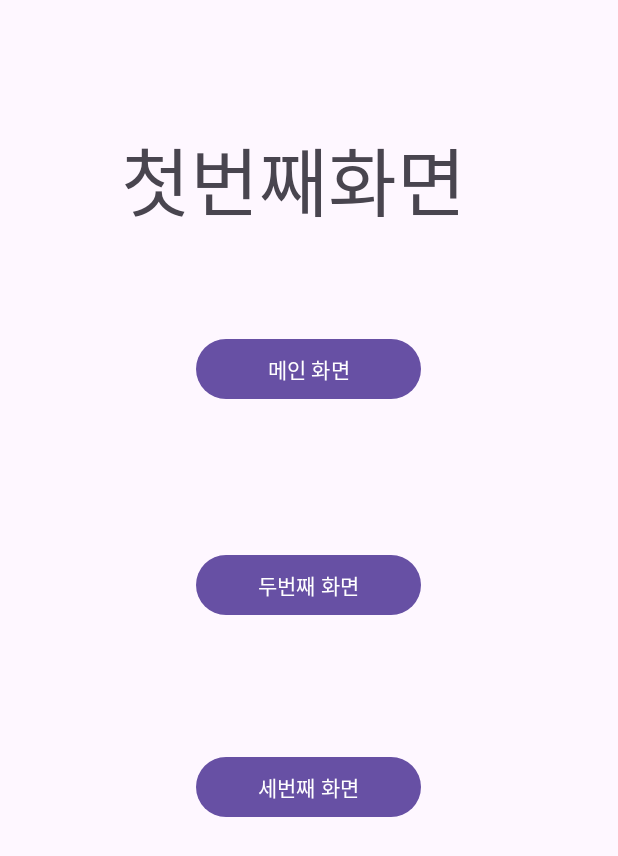
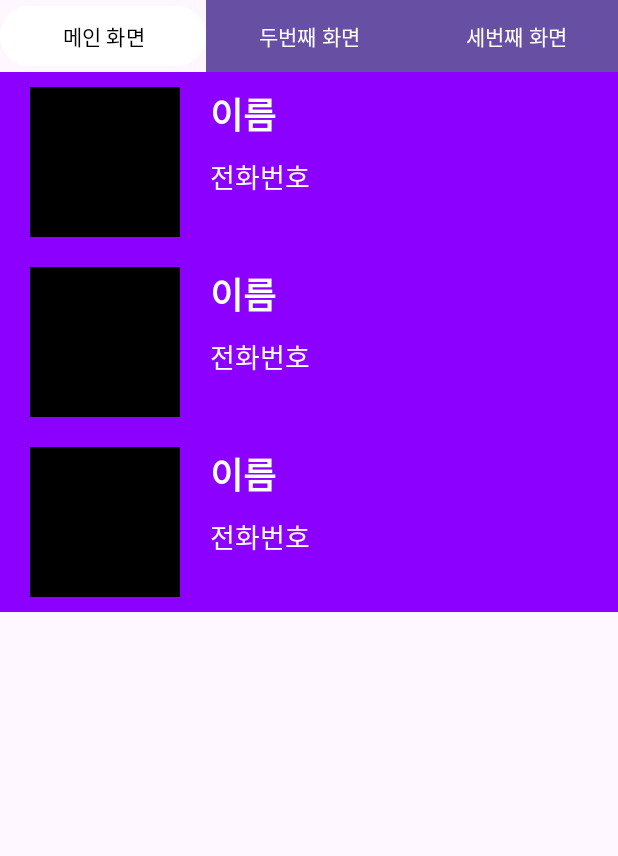
Before and after one commit to Jannare/madcamp_week1, an Android app: the layout activity_main.xml on its own in the app's theme, with its tools: preview values and no code run, on a phone screen of 412 x 824 dp. Shown: the top 856 px of the screen. Run offline under Robolectric (Android 15) with nearby library versions, the phone set to English and light mode, and no system bars.

Commit message:
[initial] 버튼으로 탭 / 연락처용 RecyclerView 구현 완료

```diff
--- a/app/build.gradle.kts
+++ b/app/build.gradle.kts
@@ -45,4 +45,6 @@
     testImplementation(libs.junit)
     androidTestImplementation(libs.androidx.junit)
     androidTestImplementation(libs.androidx.espresso.core)
+    implementation ("com.github.bumptech.glide:glide:4.12.0")
+    annotationProcessor ("com.github.bumptech.glide:compiler:4.12.0")
 }
--- a/app/src/main/java/com/example/week1/ThirdActivity.kt
+++ b/app/src/main/java/com/example/week1/ThirdActivity.kt
@@ -21,7 +21,7 @@
             startActivity(intent)
         }
         change21Button.setOnClickListener {
-            val intent = Intent(this, ThirdActivity::class.java)
+            val intent = Intent(this, MainActivity::class.java)
             intent.putExtra("number",number)
             startActivity(intent)
         }
--- /dev/null
+++ b/app/src/main/res/drawable/color_change.xml
@@ -0,0 +1,15 @@
+<?xml version="1.0" encoding="utf-8"?>
+<selector xmlns:android="http://schemas.android.com/apk/res/android">
+    <item android:state_enabled="false">
+        <shape>
+            <solid android:color="#0B59DF"></solid>
+            <corners android:radius="0dp"></corners>
+        </shape>
+    </item>
+    <item android:state_pressed="true">
+        <shape>
+            <solid android:color="#E8C854"></solid>
+            <corners android:radius="10dp"></corners>
+        </shape>
+    </item>
+</selector>
--- a/app/src/main/res/layout/activity_main.xml
+++ b/app/src/main/res/layout/activity_main.xml
@@ -1,62 +1,12 @@
 <?xml version="1.0" encoding="utf-8"?>
-<androidx.constraintlayout.widget.ConstraintLayout xmlns:android="http://schemas.android.com/apk/res/android"
+<androidx.constraintlayout.widget.ConstraintLayout
+    xmlns:android="http://schemas.android.com/apk/res/android"
     xmlns:app="http://schemas.android.com/apk/res-auto"
     xmlns:tools="http://schemas.android.com/tools"
     android:id="@+id/main"
     android:layout_width="match_parent"
     android:layout_height="match_parent"
     tools:context=".MainActivity">
-
-<!--    <TextView-->
-<!--        android:id="@+id/textView"-->
-<!--        android:layout_width="wrap_content"-->
-<!--        android:layout_height="wrap_content"-->
-<!--        android:text="Hello World!"-->
-<!--        app:layout_constraintBottom_toBottomOf="parent"-->
-<!--        app:layout_constraintEnd_toEndOf="parent"-->
-<!--        app:layout_constraintStart_toStartOf="parent"-->
-<!--        app:layout_constraintTop_toTopOf="parent" />-->
-
-<!--    <TextView-->
-<!--        android:id="@+id/number"-->
-<!--        android:layout_width="wrap_content"-->
-<!--        android:layout_height="wrap_content"-->
-<!--        android:text="1"-->
-<!--        android:textSize='30sp'-->
-<!--        android:layout_marginTop="150dp"-->
-<!--        app:layout_constraintEnd_toEndOf="parent"-->
-<!--        app:layout_constraintStart_toStartOf="parent"-->
-<!--        app:layout_constraintTop_toTopOf="parent" />-->
-<!--    <Button-->
-<!--        android:id="@+id/clickbutton"-->
-<!--        android:text="CLICK"-->
-<!--        android:textColor="#AF3F3F"-->
-<!--        android:layout_marginTop="100dp"-->
-<!--        app:layout_constraintTop_toBottomOf="@id/number"-->
-<!--        app:layout_constraintStart_toStartOf="parent"-->
-<!--        app:layout_constraintEnd_toEndOf="parent"-->
-<!--        android:backgroundTint="#BBBBBB"-->
-<!--        android:layout_width="200dp"-->
-<!--        android:layout_height="wrap_content" />-->
-
-<!--    <EditText-->
-<!--        android:id='@+id/editText'-->
-<!--        android:layout_width="200dp"-->
-<!--        android:layout_height="wrap_content"-->
-<!--        android:hint="글을 입력하세요"-->
-<!--        app:layout_constraintTop_toTopOf="parent"-->
-<!--        app:layout_constraintBottom_toBottomOf="parent"-->
-<!--        app:layout_constraintLeft_toLeftOf="parent"-->
-<!--        app:layout_constraintRight_toRightOf="parent" />-->
-<!--    <Button-->
-<!--        android:id="@+id/checkButton"-->
-<!--        android:text="입력텍스트 확인"-->
-<!--        android:layout_width="150dp"-->
-<!--        android:layout_height="wrap_content"-->
-<!--        app:layout_constraintTop_toBottomOf="@id/editText"-->
-<!--        android:layout_marginTop="30dp"-->
-<!--        app:layout_constraintStart_toStartOf="parent"-->
-<!--        app:layout_constraintEnd_toEndOf="parent" />-->
 
     <TextView
         android:id="@+id/textView"
@@ -69,42 +19,41 @@
         app:layout_constraintHorizontal_bias="0.496"
         app:layout_constraintStart_toStartOf="parent"
         app:layout_constraintTop_toTopOf="parent"
-        app:layout_constraintVertical_bias="0.11" />
+        app:layout_constraintVertical_bias="0.377" />
 
     <Button
         android:id="@+id/change21Button"
-        android:layout_width="150dp"
+        android:layout_width="137dp"
         android:layout_height="wrap_content"
         android:text="메인 화면"
-        app:layout_constraintBottom_toBottomOf="parent"
-        app:layout_constraintEnd_toEndOf="parent"
-        app:layout_constraintHorizontal_bias="0.498"
-        app:layout_constraintStart_toStartOf="parent"
-        app:layout_constraintTop_toTopOf="parent"
-        app:layout_constraintVertical_bias="0.286" />
+        android:textColor="@color/black"
+        android:backgroundTint="@color/white"/>
 
     <Button
         android:id="@+id/change22Button"
-        android:layout_width="150dp"
+        android:layout_width="138dp"
         android:layout_height="wrap_content"
         android:text="두번째 화면"
-        app:layout_constraintBottom_toBottomOf="parent"
-        app:layout_constraintEnd_toEndOf="parent"
-        app:layout_constraintHorizontal_bias="0.498"
-        app:layout_constraintStart_toStartOf="parent"
-        app:layout_constraintTop_toTopOf="parent"
-        app:layout_constraintVertical_bias="0.472" />
+        app:layout_constraintLeft_toRightOf="@+id/change21Button"
+        android:background="@drawable/color_change"/>
 
     <Button
         android:id="@+id/change23Button"
-        android:layout_width="150dp"
+        android:layout_width="137dp"
         android:layout_height="wrap_content"
         android:text="세번째 화면"
-        app:layout_constraintBottom_toBottomOf="parent"
-        app:layout_constraintEnd_toEndOf="parent"
-        app:layout_constraintHorizontal_bias="0.498"
-        app:layout_constraintStart_toStartOf="parent"
-        app:layout_constraintTop_toTopOf="parent"
-        app:layout_constraintVertical_bias="0.645" />
+        app:layout_constraintLeft_toRightOf="@+id/change22Button"
+        android:background="@drawable/color_change"/>
+
+    <androidx.recyclerview.widget.RecyclerView
+        android:layout_width="match_parent"
+        android:layout_height="wrap_content"
+        android:id="@+id/rv_profile"
+        app:layoutManager="androidx.recyclerview.widget.LinearLayoutManager"
+        android:orientation="vertical"
+        tools:listitem="@layout/item_recycler"
+        app:layout_constraintTop_toBottomOf="@id/change21Button"
+        app:layout_constraintLeft_toLeftOf="parent"
+        app:layout_constraintRight_toRightOf="parent"/>
 
 </androidx.constraintlayout.widget.ConstraintLayout>
--- /dev/null
+++ b/app/src/main/res/layout/item_recycler.xml
@@ -0,0 +1,42 @@
+<?xml version="1.0" encoding="utf-8"?>
+<androidx.constraintlayout.widget.ConstraintLayout xmlns:android="http://schemas.android.com/apk/res/android"
+    xmlns:app="http://schemas.android.com/apk/res-auto"
+    xmlns:tools="http://schemas.android.com/tools"
+    android:layout_width="match_parent"
+    android:layout_height="wrap_content"
+    android:background="@color/purple"
+    android:paddingHorizontal="20dp"
+    android:paddingVertical="10dp">
+
+    <ImageView
+        android:id="@+id/img_rv_photo"
+        android:layout_width="100dp"
+        android:layout_height="100dp"
+        android:src="@color/black" />
+
+    <TextView
+        android:id="@+id/tv_rv_name"
+        android:layout_width="wrap_content"
+        android:layout_height="wrap_content"
+        android:layout_marginLeft="20dp"
+        android:text="이름"
+        android:textColor="@color/white"
+        android:textSize="24sp"
+        android:textStyle="bold"
+        app:layout_constraintLeft_toRightOf="@id/img_rv_photo"
+        app:layout_constraintTop_toTopOf="@id/img_rv_photo" />
+
+    <TextView
+        android:id="@+id/tv_rv_age"
+        android:layout_width="wrap_content"
+        android:layout_height="wrap_content"
+        android:layout_marginLeft="20dp"
+        android:layout_marginTop="10dp"
+        android:text="전화번호"
+        android:textColor="@color/white"
+        android:textSize="18sp"
+        app:layout_constraintLeft_toRightOf="@id/img_rv_photo"
+        app:layout_constraintTop_toBottomOf="@id/tv_rv_name" />
+
+
+</androidx.constraintlayout.widget.ConstraintLayout>
--- a/app/src/main/res/values/colors.xml
+++ b/app/src/main/res/values/colors.xml
@@ -2,4 +2,5 @@
 <resources>
     <color name="black">#FF000000</color>
     <color name="white">#FFFFFFFF</color>
+    <color name="purple">#8B00FF</color>
 </resources>
```
Also changed, not shown: app/src/main/java/com/example/week1/MainActivity.kt (+24 -9 lines), app/src/main/java/com/example/week1/ProfileAdapter.kt (added, +33 -0 lines), app/src/main/java/com/example/week1/ProfileData.kt (added, +7 -0 lines), app/src/main/res/layout/activity_second.xml (+13 -24 lines), app/src/main/res/layout/activity_third.xml (+19 -24 lines), app/src/main/res/drawable/profile2.jpg (added), app/src/main/res/drawable/profile3.jpg (added), app/src/main/res/drawable/profile5.jpg (added), 4 other files.
